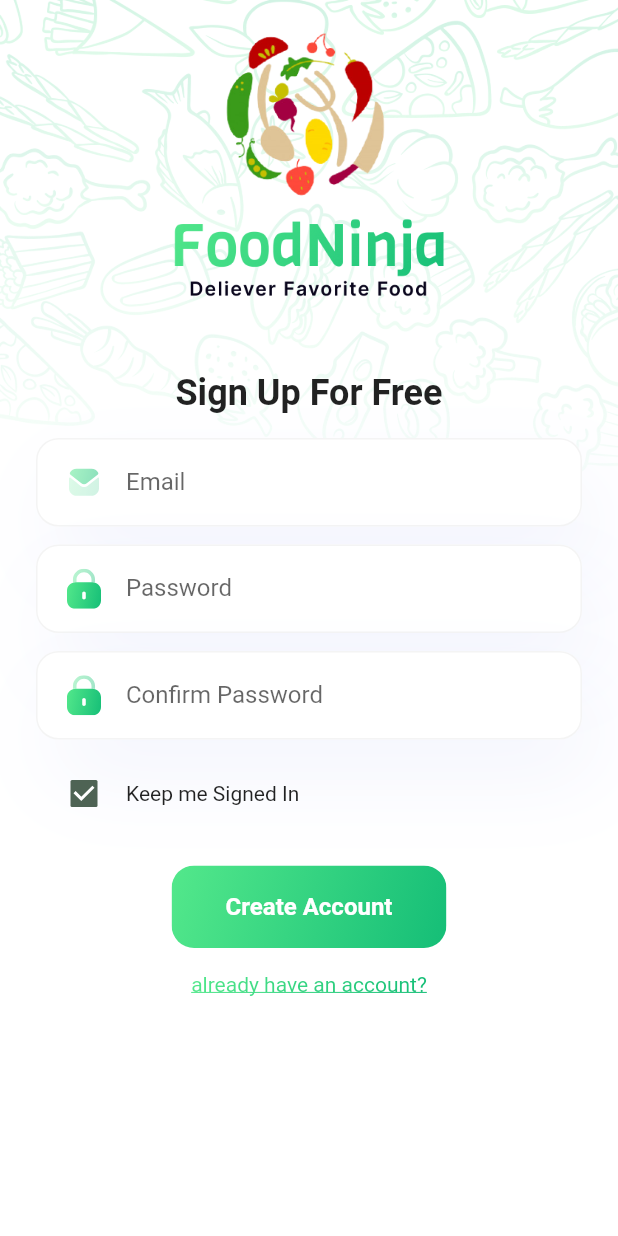
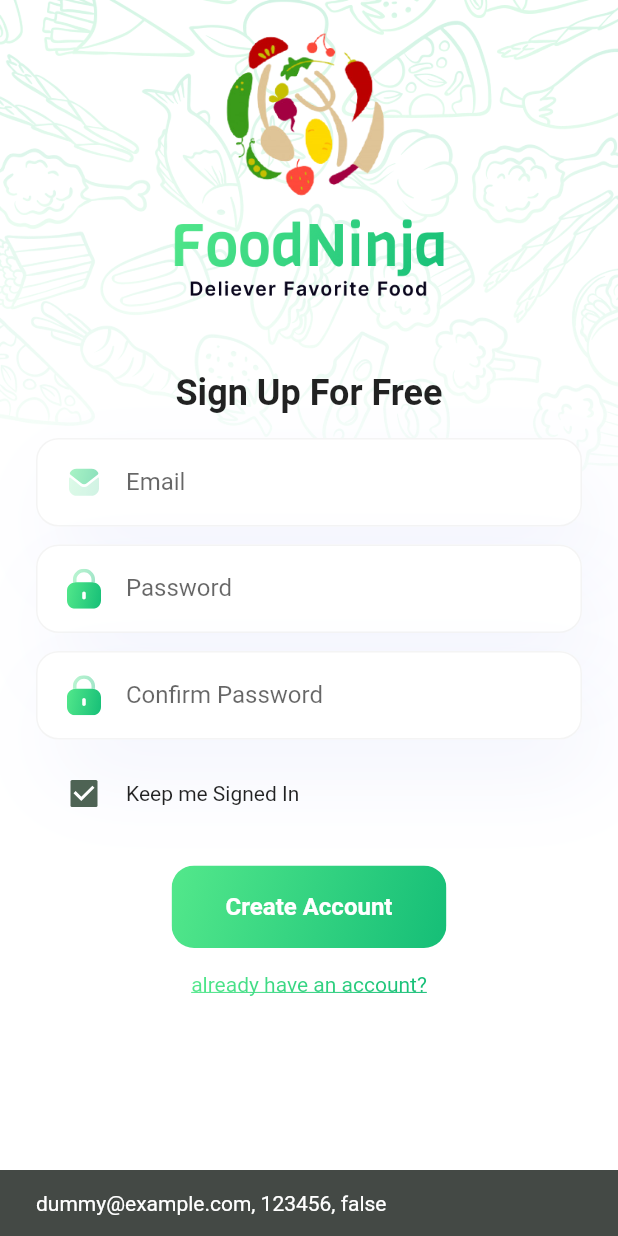
Before and after one commit to cafrias/food_ninja, a Flutter app: the screen it shows after launch, after a tap on "Create Account", on a phone screen of 412 x 824 dp. Run offline on Flutter 3.47's test engine with Material 2 defaults, Android fonts, the phone set to English and light mode, and no system bars; our stand-ins replace flutter_svg.

Commit message:
chore: add props for sign up screen

```diff
--- a/lib/screens/sign_up_screen.dart
+++ b/lib/screens/sign_up_screen.dart
@@ -15,10 +15,17 @@ class SignUpScreen extends StatelessWidget {
       );
     }
 
-    return const AuthLayout(
+    return AuthLayout(
       title: 'Sign Up For Free',
       child: SafeArea(
-        child: SignUpForm(),
+        child: SignUpForm(
+          onLogin: () {
+            snack('Move to login');
+          },
+          onSubmit: (email, password, remember) {
+            snack("$email, $password, $remember");
+          },
+        ),
       ),
     );
   }
--- a/lib/widgets/forms/sign_up_form.dart
+++ b/lib/widgets/forms/sign_up_form.dart
@@ -7,8 +7,17 @@ import 'package:food_ninja/widgets/icons/lock_icon.dart';
 import 'package:food_ninja/widgets/main_action_button.dart';
 
 class SignUpForm extends StatefulWidget {
+  final void Function(
+    String email,
+    String password,
+    bool remember,
+  ) onSubmit;
+  final VoidCallback onLogin;
+
   const SignUpForm({
     super.key,
+    required this.onSubmit,
+    required this.onLogin,
   });
 
   @override
@@ -32,14 +41,11 @@ class _SignUpFormState extends State<SignUpForm> {
             const SizedBox(
               height: 12,
             ),
-            FoodTextField(
+            const FoodTextField(
               labelText: 'Password',
               obscureText: true,
-              textInputAction: TextInputAction.done,
-              prefixIcon: const LockIcon(),
-              onFieldSubmitted: (_) {
-                () {};
-              },
+              textInputAction: TextInputAction.next,
+              prefixIcon: LockIcon(),
             ),
             const SizedBox(
               height: 12,
@@ -50,7 +56,11 @@ class _SignUpFormState extends State<SignUpForm> {
               textInputAction: TextInputAction.done,
               prefixIcon: const LockIcon(),
               onFieldSubmitted: (_) {
-                () {};
+                widget.onSubmit(
+                  'dummy@example.com',
+                  '123456',
+                  false,
+                );
               },
             ),
             const SizedBox(
@@ -71,11 +81,13 @@ class _SignUpFormState extends State<SignUpForm> {
             ),
             MainActionButton(
               label: 'Create Account',
-              onPressed: () {},
+              onPressed: () {
+                widget.onSubmit('dummy@example.com', '123456', false);
+              },
             ),
             LinkButton(
               text: 'already have an account?',
-              onPressed: () {},
+              onPressed: widget.onLogin,
             ),
           ],
         ));
```
